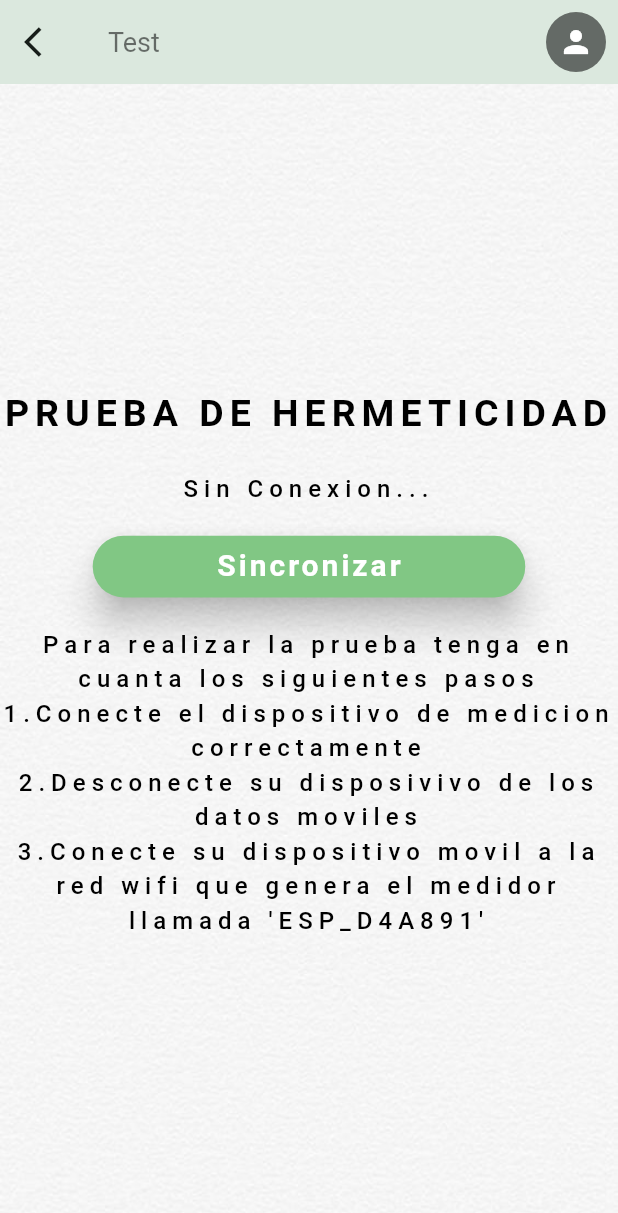
After one commit to IngAndresRincon/HermeticidadAPP, a Flutter app: the TestPage screen opened by its route, on a phone screen of 412 x 824 dp. The commit adds this screen. Shown: the top 1213 px of the screen. Run offline on Flutter 3.47's test engine with Material 2 defaults, Android fonts, the light colour scheme and no system bars; our stand-ins replace fluttertoast, syncfusion_flutter_charts.

Commit message:
Nueva pagina Test

```diff
--- a/lib/Models/models.dart
+++ b/lib/Models/models.dart
@@ -27,3 +27,29 @@ class UserModel {
         activo: json['Activo']);
   }
 }
+
+class UserSocket {
+  final String presion;
+  final String nDatos;
+  final String mac;
+
+  UserSocket(this.presion, this.nDatos, this.mac);
+
+  UserSocket.fromJson(Map<String, dynamic> json)
+      : presion = json['mensaje'],
+        nDatos = json['nDatos'],
+        mac = json['mac'];
+
+  Map<String, dynamic> toJson() => {
+        'presion': presion,
+        'nDatos': nDatos,
+        'mac': mac,
+      };
+}
+
+class ChartData {
+  final String timeP;
+  final double value;
+
+  ChartData(this.timeP, this.value);
+}
--- /dev/null
+++ b/lib/Page/testPage.dart
@@ -0,0 +1,194 @@
+import 'package:flutter/material.dart';
+import 'package:hermeticidadapp/Tools/complements.dart';
+import 'package:hermeticidadapp/Models/models.dart';
+import 'package:web_socket_channel/web_socket_channel.dart';
+import '../Widgets/elevatebutton.dart';
+// hola
+import 'package:web_socket_channel/io.dart';
+import 'package:syncfusion_flutter_charts/charts.dart';
+import 'package:path_provider/path_provider.dart';
+import 'dart:convert';
+import 'dart:io';
+
+class TestPage extends StatefulWidget {
+  const TestPage({super.key});
+
+  @override
+  State<TestPage> createState() => _TestPageState();
+}
+
+class _TestPageState extends State<TestPage> {
+  //final channel = IOWebSocketChannel.connect('ws://192.168.11.100/ws');
+  late WebSocketChannel channel;
+  List<ChartData> chartData = [];
+  String receivedText = 'Datos Recibidos...';
+  String macESP32 = 'Sin Conexion...';
+  bool isInTestState = false;
+  bool isInSocket = false;
+  String paso0 =
+      "Para realizar la prueba tenga en cuanta los siguientes pasos\n";
+  String paso1 = "1.Conecte el dispositivo de medicion correctamente\n";
+  String paso2 = "2.Desconecte su disposivivo de los datos moviles\n";
+  String paso3 =
+      "3.Conecte su dispositivo movil a la red wifi que genera el medidor llamada 'ESP_D4A891'\n";
+  String paso4 =
+      "4.Oprima el boton Sincronizar para enlazarse con el medidor y comenzar la prueba\n";
+  @override
+  void dispose() {
+    super.dispose();
+    channel.sink
+        .close(); // Cierra el canal WebSocket cuando el widget se elimina
+  }
+
+  @override
+  void initState() {
+    super.initState();
+  }
+
+  void onDataReceived(dynamic data) async {
+    String datosArchivo = "";
+    for (ChartData charts in chartData) {
+      datosArchivo +=
+          charts.timeP + "Medicion: " + charts.value.toString() + '\n';
+    }
+    //widget.storage.writeFileData(datosArchivo);
+    setState(() {
+      Map<String, dynamic> userMap = jsonDecode(data);
+      var user = UserSocket.fromJson(userMap);
+      macESP32 = 'Conectado: ' + user.mac;
+      macESP32 != 'Sin Conexion...' ? isInSocket = true : isInSocket = false;
+      receivedText = 'Presion(PCI): ' + user.presion;
+      // Parsea y agrega los datos recibidos a la lista de datos del gráfico
+      try {
+        final double parsedData;
+        if (user.presion != "Proceso Detenido") {
+          parsedData = double.parse(user.presion);
+          final String timeP = user.nDatos;
+          chartData.add(ChartData(timeP, parsedData));
+        }
+      } catch (e) {
+        // Manejar cualquier error de análisis aquí, por ejemplo, si los datos no son válidos
+        print('Error al analizar los datos: $e');
+      }
+    });
+  }
+
+  void reconectSocket() {
+    setState(() {
+      channel = IOWebSocketChannel.connect('ws://192.168.11.100/ws');
+      channel.stream.listen((data) {
+        onDataReceived(data);
+      });
+    });
+  }
+
+  void initTest() {
+    setState(() {
+      isInTestState = !isInTestState;
+      if (isInTestState) {
+        chartData.clear();
+        showMessageTOAST(context, "Prueba Iniciada", Colors.red.shade700);
+      } else {
+        showMessageTOAST(context, "Prueba Terminada", Colors.red.shade700);
+      }
+      channel.sink.add('toggle'); // Mensaje enviado al servidor
+    });
+  }
+
+  @override
+  Widget build(BuildContext context) {
+    return Scaffold(
+      extendBodyBehindAppBar: true,
+      appBar: AppBar(
+        leading: IconButton(
+            onPressed: () {
+              channel.sink.close();
+              Navigator.pop(context);
+            },
+            icon: const Icon(Icons.arrow_back_ios)),
+        elevation: 10,
+        title: const Text(
+          "Test",
+          style: TextStyle(color: Colors.black54, fontSize: 18),
+        ),
+        actions: const [
+          Padding(
+            padding: EdgeInsets.all(8.0),
+            child: CircleAvatar(
+              radius: 20,
+              backgroundColor: Colors.black54,
+              child: Icon(
+                Icons.person,
+                color: Colors.white,
+              ),
+            ),
+          )
+        ],
+      ),
+      body: Container(
+        decoration: const BoxDecoration(
+            image: DecorationImage(
+                image: AssetImage('assets/background_white.jpg'),
+                fit: BoxFit.fill)),
+        child: Column(
+          children: [
+            Container(
+              height: getScreenSize(context).height * 0.1,
+            ),
+            SizedBox(
+              height: getScreenSize(context).height * 0.9,
+              child: Column(
+                mainAxisAlignment: MainAxisAlignment.center,
+                children: [
+                  const Text(
+                    "PRUEBA DE HERMETICIDAD",
+                    textAlign: TextAlign.center,
+                    style: TextStyle(
+                        letterSpacing: 4,
+                        fontSize: 25,
+                        color: Colors.black,
+                        fontWeight: FontWeight.bold),
+                  ),
+                  const SizedBox(
+                    height: 20,
+                  ),
+                  Text(
+                    macESP32,
+                    textAlign: TextAlign.center,
+                    style: const TextStyle(
+                        letterSpacing: 4,
+                        fontSize: 16,
+                        color: Colors.black,
+                        fontWeight: FontWeight.w500),
+                  ),
+                  const SizedBox(
+                    height: 20,
+                  ),
+                  CustomerElevateButton(
+                      onPressed: reconectSocket,
+                      texto: "Sincronizar",
+                      colorTexto: Colors.white,
+                      colorButton: Colors.green.shade300,
+                      height: .05,
+                      width: .7),
+                  const SizedBox(
+                    height: 20,
+                  ),
+                  Text(
+                    paso0 + paso1 + paso2 + paso3,
+                    textAlign: TextAlign.center,
+                    style: const TextStyle(
+                        letterSpacing: 4,
+                        fontSize: 16,
+                        color: Colors.black,
+                        fontWeight: FontWeight.w500),
+                  ),
+                ],
+              ),
+            ),
+          ],
+        ),
+      ),
+    );
+  }
+}
--- a/lib/Tools/functions.dart
+++ b/lib/Tools/functions.dart
@@ -1,6 +1,6 @@
 import 'package:http/http.dart' as http;
 
-const String postUrl = "http://192.168.0.7:7070/api/POSTvalidarIngreso";
+const String postUrl = "http://186.154.241.203:84/api/POSTvalidarIngreso";
 
 Future<String> postLogin(String jsonDataUser) async {
   final client = http.Client();
--- a/lib/main.dart
+++ b/lib/main.dart
@@ -1,8 +1,10 @@
 import 'package:flutter/material.dart';
+import 'package:hermeticidadapp/Page/testPage.dart';
 
 import 'Page/homePage.dart';
 import 'Page/loginPage.dart';
 import 'Page/splashPage.dart';
+
 void main() {
   runApp(const MyApp());
 }
@@ -20,6 +22,7 @@ class MyApp extends StatelessWidget {
         'splash': (context) => const SplashPage(),
         'login': (context) => const LoginPage(),
         'home': (context) => const HomePage(),
+        'test': (context) => const TestPage(),
       },
       initialRoute: 'splash',
       theme: ThemeData(
--- a/pubspec.yaml
+++ b/pubspec.yaml
@@ -37,6 +37,9 @@ dependencies:
   cupertino_icons: ^1.0.2
   http: ^1.1.0
   fluttertoast: ^8.2.2
+  web_socket_channel: ^2.2.0
+  path_provider: ^2.0.2
+  syncfusion_flutter_charts: ^19.3.62
 
 dev_dependencies:
   flutter_test:
```
Also changed, not shown: pubspec.lock, 1 other file.
